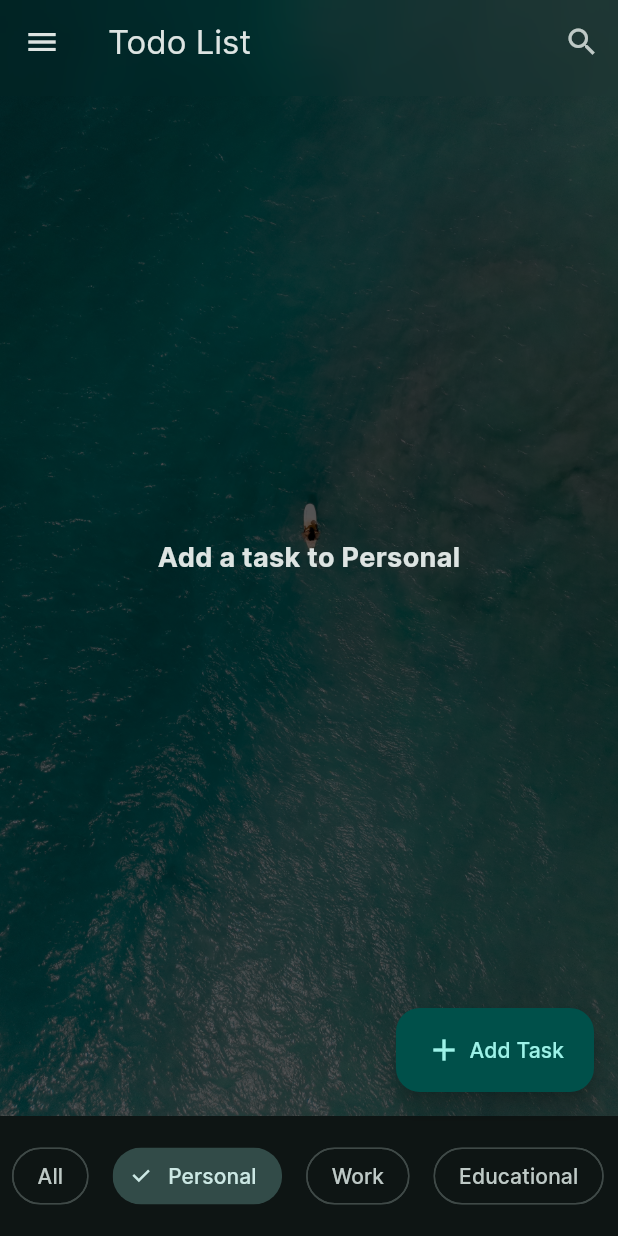
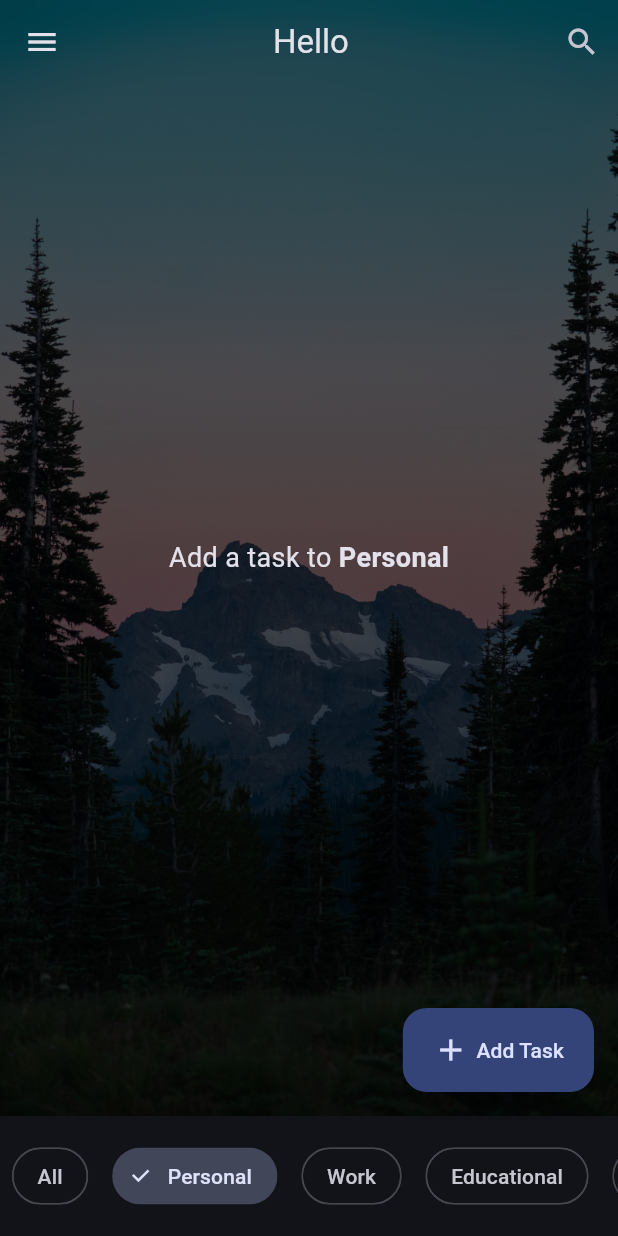
Before and after one commit to indezah/taskapolis, a Flutter app: the screen it shows once a user with an empty profile is signed in, after a tap on "Personal", on a phone screen of 412 x 824 dp. Run offline on Flutter 3.47's test engine with Material 2 defaults, Android fonts, the phone set to English and light mode, and no system bars; our stand-ins replace cloud_firestore, csv, file_picker, firebase_auth, firebase_core, permission_handler and 1 more; accounts and stored records are empty; network calls fail; Roboto replaces fonts that are missing (SpaceGrotesk).

Commit message:
FIxed some stuff

```diff
--- a/lib/main.dart
+++ b/lib/main.dart
@@ -4,6 +4,10 @@ import 'package:firebase_auth/firebase_auth.dart';
 import 'package:firebase_core/firebase_core.dart';
 import 'package:flutter/material.dart';
 import 'package:taskapolis/firebase_options.dart';
+import 'package:shared_preferences/shared_preferences.dart';
+
+import 'package:provider/provider.dart';
+
 import 'package:taskapolis/pages/auth.dart';
 
 void main() async {
@@ -12,7 +16,9 @@ void main() async {
     options: DefaultFirebaseOptions.currentPlatform,
   );
 
-  runApp(const MyApp());
+  runApp(
+    MyApp(),
+  );
 }
 
 class MyApp extends StatefulWidget {
@@ -48,14 +54,14 @@ class _MyAppState extends State<MyApp> {
     return MaterialApp(
       title: 'Taskapolis',
       theme: ThemeData(
-        fontFamily: 'Inter',
+        fontFamily: 'SpaceGrotesk',
         // dark theme
         // brightness: Brightness.dark,
         // light
 
         // material color
         colorScheme: ColorScheme.fromSeed(
-            seedColor: const Color.fromARGB(255, 18, 255, 239),
+            seedColor: const Color.fromARGB(255, 42, 102, 255),
             brightness: Brightness.dark),
         useMaterial3: true,
       ),
--- a/lib/pages/home.dart
+++ b/lib/pages/home.dart
@@ -6,9 +6,11 @@ import 'package:intl/intl.dart';
 import 'package:cloud_firestore/cloud_firestore.dart';
 import 'package:firebase_auth/firebase_auth.dart';
 import 'package:flutter/material.dart';
+
 import 'package:taskapolis/pages/Settings.dart';
 import 'package:taskapolis/pages/addTask.dart';
 import 'package:taskapolis/pages/auth.dart';
+
 import 'package:taskapolis/pages/editTask.dart';
 import 'package:taskapolis/pages/search.dart';
 
@@ -42,7 +44,13 @@ class _HomePageState extends State<HomePage> with TickerProviderStateMixin {
             child: AppBar(
               // transparent
               backgroundColor: Colors.transparent,
-              title: const Text('Todo List'),
+              title: Center(
+                child: Text(
+                    'Hello ${FirebaseAuth.instance.currentUser!.displayName?.split(" ")[0]}',
+                    style: TextStyle(
+                      color: Theme.of(context).colorScheme.onBackground,
+                    )),
+              ),
               actions: <Widget>[
                 IconButton(
                   icon: const Icon(Icons.search),
@@ -71,36 +79,66 @@ class _HomePageState extends State<HomePage> with TickerProviderStateMixin {
           padding: EdgeInsets.zero,
           children: <Widget>[
             SizedBox(
-              height: 100,
               child: DrawerHeader(
                 decoration: BoxDecoration(
                   color: Theme.of(context).colorScheme.background,
                 ),
-                child: Text(
-                  'Taskapolis',
-                  style: TextStyle(
-                    color: Theme.of(context).colorScheme.onBackground,
-                    fontSize: 24,
-                  ),
+                child: Column(
+                  mainAxisAlignment: MainAxisAlignment.spaceEvenly,
+                  crossAxisAlignment: CrossAxisAlignment.start,
+                  children: [
+                    Text(
+                      'TASKAPOLIS',
+                      style: TextStyle(
+                        color: Theme.of(context).colorScheme.onBackground,
+                        fontFamily: 'Space Grotesk',
+                        fontWeight: FontWeight.bold,
+                        fontSize: 24,
+                      ),
+                    ),
+                    SizedBox(
+                      height: 10,
+                    ),
+                    Column(
+                      crossAxisAlignment: CrossAxisAlignment.start,
+                      children: [
+                        Text(
+                          FirebaseAuth.instance.currentUser!.displayName!,
+                          style: TextStyle(
+                            color: Theme.of(context).colorScheme.onBackground,
+                            fontSize: 16,
+                            // fontWeight: FontWeight.bold
+                          ),
+                        ),
+                        Text(
+                          '${FirebaseAuth.instance.currentUser!.email}',
+                          style: TextStyle(
+                            color: Theme.of(context).colorScheme.onBackground,
+                            fontSize: 14,
+                          ),
+                        ),
+                      ],
+                    ),
+                  ],
                 ),
               ),
             ),
             ListTile(
-              title: const Text('Item 1'),
-              onTap: () {
-                // Update the state of the app
-                // ...
-                // Then close the drawer
-                // Navigator.pop(context);
-              },
-            ),
-            ListTile(
-              title: const Text('Settings'),
+              title: const Text('Import/Export Data',
+                  style: TextStyle(fontFamily: 'Inter')),
               onTap: () {
                 Navigator.push(
                   context,
                   MaterialPageRoute(builder: (context) => SettingsPage()),
                 );
+                // Update the state of the app
+                // ...
+                // Then close the drawer
+              },
+            ),
+            ListTile(
+              title: const Text('Help'),
+              onTap: () {
                 // Update the state of the app
                 // ...
                 // Then close the drawer
@@ -116,26 +154,26 @@ class _HomePageState extends State<HomePage> with TickerProviderStateMixin {
                   MaterialPageRoute(builder: (context) => const AuthPage()),
                 );
               },
-            )
+            ),
+            ListTile(
+              title: const Text('About'),
+              onTap: () {
+                // Update the state of the app
+                // ...
+                // Then close the drawer
+                // Navigator.pop(context);
+              },
+            ),
           ],
         ),
       ),
       body: Container(
         decoration: BoxDecoration(
-          //   gradient: LinearGradient(
-          //       colors: [
-          //         const Color(0xFF3366FF),
-          //         Color.fromARGB(255, 102, 0, 255),
-          //       ],
-          //       begin: const FractionalOffset(0.0, 0.0),
-          //       end: const FractionalOffset(1.0, 0.0),
-          //       stops: [0.0, 1.0],
-          //       tileMode: TileMode.clamp),
           image: DecorationImage(
               // image opacity
               colorFilter: ColorFilter.mode(
                   Color.fromARGB(168, 0, 0, 0), BlendMode.luminosity),
-              image: AssetImage("assets/images/bg.jpg"),
+              image: AssetImage('assets/images/bg1.jpg'),
               fit: BoxFit.cover),
           // iamge opacity
         ),
@@ -161,12 +199,22 @@ class _HomePageState extends State<HomePage> with TickerProviderStateMixin {
             // if empty show empty message
             if (snapshot.data!.docs.isEmpty) {
               return Center(
-                  child: Text('Add a task to $selectedFilter',
+                  child: Row(
+                mainAxisAlignment: MainAxisAlignment.center,
+                children: [
+                  Text('Add a task to ',
+                      style: TextStyle(
+                        fontSize: 18,
+                        color: Theme.of(context).colorScheme.onBackground,
+                      )),
+                  Text('$selectedFilter',
                       style: TextStyle(
                         fontSize: 18,
                         fontWeight: FontWeight.bold,
                         color: Theme.of(context).colorScheme.onBackground,
-                      )));
+                      )),
+                ],
+              ));
             }
 
             // Sort tasks into "Today" and "Later"
--- a/lib/pages/signin.dart
+++ b/lib/pages/signin.dart
@@ -90,6 +90,7 @@ class _SigninScreenState extends State<SigninScreen> {
     );
   }
 
+  bool passenable = true;
   @override
   Widget build(BuildContext context) {
     return Scaffold(
@@ -102,17 +103,63 @@ class _SigninScreenState extends State<SigninScreen> {
             child: SingleChildScrollView(
                 child: Padding(
               padding: EdgeInsets.fromLTRB(
-                  20, MediaQuery.of(context).size.height * 0.2, 20, 0),
+                  20, MediaQuery.of(context).size.height * 0.15, 20, 0),
               child: Column(children: <Widget>[
                 logoWidget("assets/images/logo.png"),
+                const SizedBox(height: 20),
+                Text(
+                  "TASKAPOLIS",
+                  style: TextStyle(
+                      fontSize: 24,
+                      fontWeight: FontWeight.bold,
+                      fontFamily: 'Space Grotesk'),
+                ),
+                const SizedBox(height: 20),
+                Text("Sign in to get started",
+                    style: TextStyle(fontSize: 16, fontFamily: 'Inter')),
                 const SizedBox(height: 20),
                 reuseableTextField("Email", Icons.email_outlined, false,
                     emailController, context),
                 const SizedBox(height: 20),
-                reuseableTextField("Password", Icons.lock_outline, true,
-                    passwordController, context),
+                TextField(
+                  controller: passwordController,
+                  obscureText: passenable,
+                  enableSuggestions: passenable,
+                  autocorrect: passenable,
+                  cursorColor: Theme.of(context).colorScheme.onBackground,
+                  style: TextStyle(
+                    color: Theme.of(context).colorScheme.onBackground,
+                  ),
+                  decoration: InputDecoration(
+                    border: const OutlineInputBorder(),
+                    labelText: "Password",
+                    // prefixIcon: Icon(icon),
+                    labelStyle: TextStyle(
+                        color: Theme.of(context).colorScheme.onBackground),
+                    // filled: true,
+                    fillColor: Colors.white,
+                    suffixIcon: IconButton(
+                      icon: Icon(
+                        passenable
+                            ? Icons.visibility_off_outlined
+                            : Icons.visibility_outlined,
+                        color: Theme.of(context).colorScheme.onBackground,
+                      ),
+                      onPressed: () {
+                        setState(() {
+                          passenable = !passenable;
+                        });
+                      },
+                    ),
+                  ),
+                  keyboardType: TextInputType.text,
+                ),
+                // reuseableTextField("Password", Icons.lock_outline, true,
+                //     passwordController, context
+
                 const SizedBox(height: 20),
                 signInSignUpButton(context, true, signIn),
+                const SizedBox(height: 20),
                 signUpOption()
               ]),
             ))));
--- a/lib/reuseable_wdigets/reuseable_widget.dart
+++ b/lib/reuseable_wdigets/reuseable_widget.dart
@@ -4,8 +4,8 @@ Image logoWidget(String imageName) {
   return Image.asset(
     imageName,
     fit: BoxFit.fitWidth,
-    width: 240,
-    height: 240,
+    width: 200,
+    height: 200,
   );
 }
 
@@ -28,7 +28,7 @@ TextField reuseableTextField(
     decoration: InputDecoration(
       border: const OutlineInputBorder(),
       labelText: text,
-      prefixIcon: Icon(icon),
+      // prefixIcon: Icon(icon),
       labelStyle: TextStyle(color: Theme.of(context).colorScheme.onBackground),
       // filled: true,
       fillColor: Colors.white,
--- a/pubspec.yaml
+++ b/pubspec.yaml
@@ -41,6 +41,11 @@ dependencies:
   provider: ^6.0.5
   flutter_colorpicker: ^1.0.3
   intl: ^0.18.1
+  path_provider: ^2.1.1
+  file_picker: ^5.5.0
+  csv: ^5.0.2
+  permission_handler: ^11.0.0
+  shared_preferences: ^2.2.1
 
 dev_dependencies:
   flutter_test:
```
Also changed, not shown: lib/pages/Settings.dart (+111 -57 lines), lib/pages/signup.dart (+7 -9 lines), assets/images/bg1.jpg (added), assets/images/r.jpg (renamed from assets/images/bg.jpg), pubspec.lock, 8 other files.
